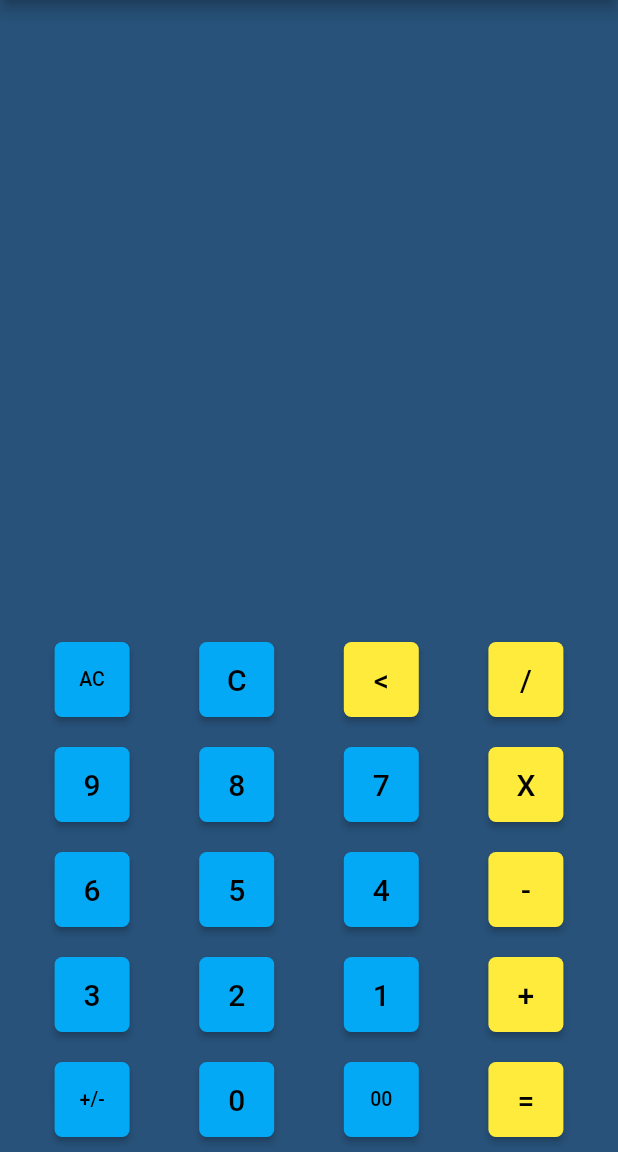
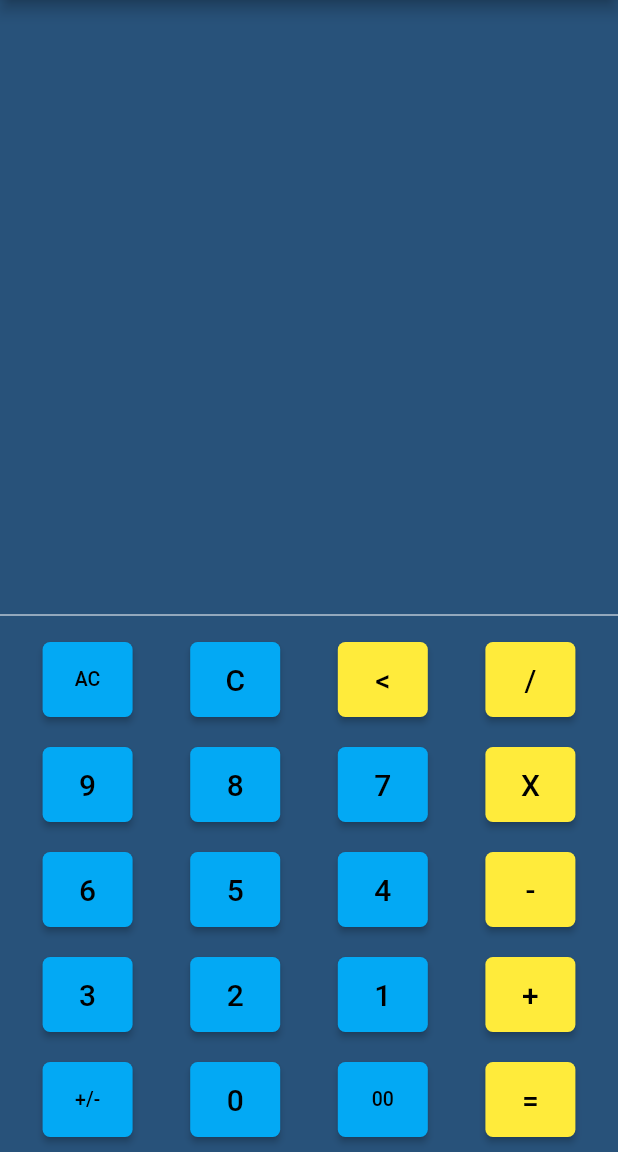
Before and after one commit to Cricketerboy/Calculator, a Flutter app: the screen it shows after launch, on a phone screen of 412 x 824 dp, the part 84-1236 px from its top. Run offline on Flutter 3.47's test engine with Material 2 defaults, Android fonts, the phone set to English and light mode, and no system bars.

Commit message:
initial commit

```diff
--- a/lib/widgets/calculator_screen.dart
+++ b/lib/widgets/calculator_screen.dart
@@ -105,6 +105,7 @@ class _CalculatorState extends State<Calculator> {
               ),
               alignment: Alignment(1.0, 1.0),
             ),
+            Divider(color: Colors.white),
             Row(
               mainAxisAlignment: MainAxisAlignment.spaceEvenly,
               children: <Widget>[
@@ -165,7 +166,7 @@ class _CalculatorState extends State<Calculator> {
     return Container(
       margin: EdgeInsets.all(10.0),
       height: 50,
-      width: 50,
+      width: 60,
       child: ElevatedButton(
         onPressed: () => btnOnClick(text),
         child: Text(
```
